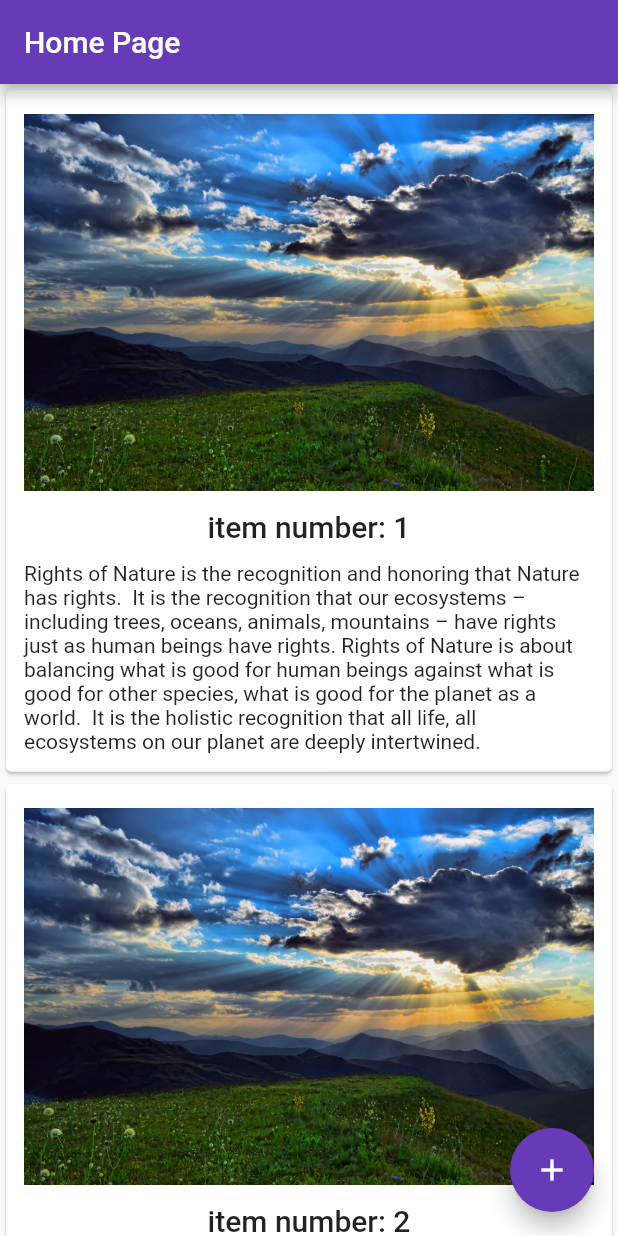
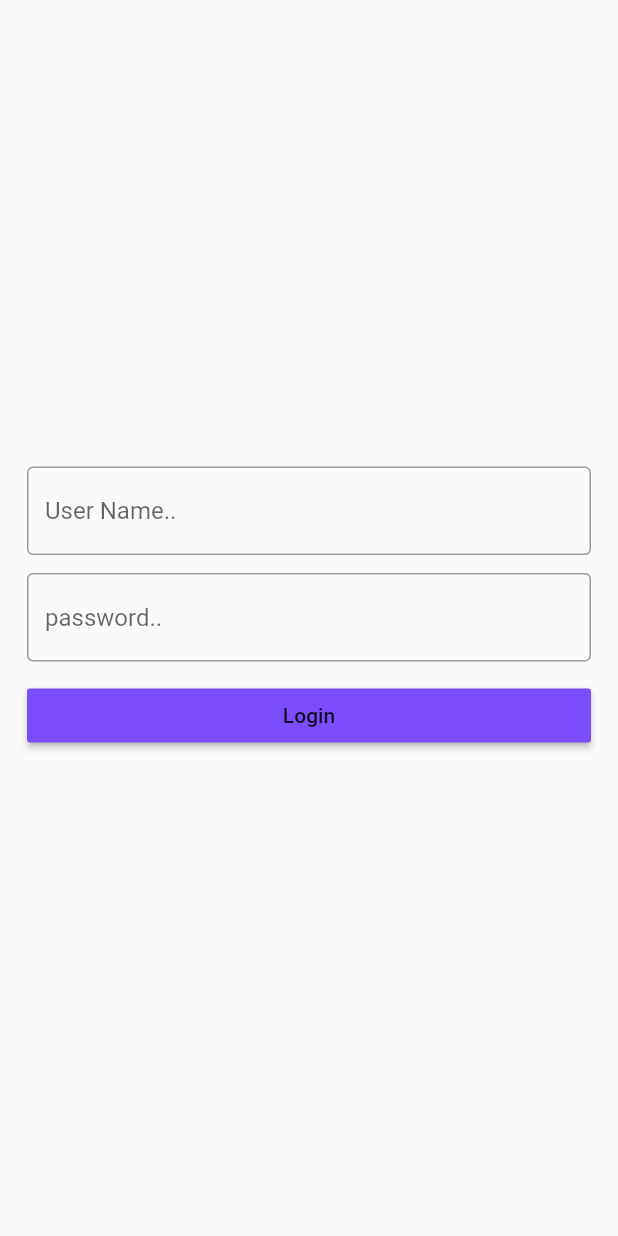
Before and after one commit to IslamLotfy/flutter_app, a Flutter app: the screen it shows after launch, on a phone screen of 412 x 824 dp. Run offline on Flutter 3.47's test engine with Material 2 defaults, Android fonts, the phone set to English and light mode, and no system bars.

Commit message:
add EditText and Navigation between login and home screen

```diff
--- /dev/null
+++ b/lib/Login.dart
@@ -0,0 +1,67 @@
+import 'package:flutter/cupertino.dart';
+import 'package:flutter/material.dart';
+import 'package:flutterapp/main.dart';
+
+void main() {
+  runApp(MyApp());
+}
+
+class MyApp extends StatelessWidget {
+  // This widget is the root of your application.
+  @override
+  Widget build(BuildContext context) {
+    return MaterialApp(
+      title: 'Flutter Demo',
+      theme: ThemeData(
+        primarySwatch: Colors.deepPurple,
+        visualDensity: VisualDensity.adaptivePlatformDensity,
+      ),
+      home: LoginPage(),
+    );
+  }
+}
+
+class LoginPage extends StatefulWidget {
+  @override
+  State<LoginPage> createState() => _MyLoginState();
+}
+
+class _MyLoginState extends State<LoginPage> {
+  @override
+  Widget build(BuildContext context) {
+    return Scaffold(
+      body: Center(
+        child: Column(
+          mainAxisAlignment: MainAxisAlignment.center,
+          children: <Widget>[
+            Padding(
+                padding: EdgeInsets.fromLTRB(18.0, 0.0, 18.0, 12.0),
+                child: TextField(
+                  decoration: InputDecoration(
+                      border: OutlineInputBorder(), hintText: 'User Name..'),
+                )),
+            Padding(
+                padding: EdgeInsets.fromLTRB(18.0, 0.0, 18.0, 12.0),
+                child: TextField(
+                  obscureText: true,
+                  decoration: InputDecoration(
+                      border: OutlineInputBorder(), hintText: 'password..'),
+                )),
+            Padding(
+                padding: EdgeInsets.fromLTRB(18.0, 0.0, 18.0, 12.0),
+                child: MaterialButton(
+                  color: Colors.deepPurpleAccent,
+                  onPressed: () {
+                    // Navigate back to first route when tapped.
+                    Navigator.push(context,
+                        MaterialPageRoute(builder: (context) => MyHomePage()));
+                  },
+                  child: Text('Login'),
+                  minWidth: double.maxFinite,
+                ))
+          ],
+        ),
+      ),
+    );
+  }
+}
--- a/lib/main.dart
+++ b/lib/main.dart
@@ -3,51 +3,9 @@ import 'package:flutter/material.dart';
 
 import 'Gallery.dart';
 
-void main() {
-  runApp(MyApp());
-}
 
-class MyApp extends StatelessWidget {
-  // This widget is the root of your application.
-  @override
-  Widget build(BuildContext context) {
-    return MaterialApp(
-      title: 'Flutter Demo',
-      theme: ThemeData(
-        // This is the theme of your application.
-        //
-        // Try running your application with "flutter run". You'll see the
-        // application has a blue toolbar. Then, without quitting the app, try
-        // changing the primarySwatch below to Colors.green and then invoke
-        // "hot reload" (press "r" in the console where you ran "flutter run",
-        // or simply save your changes to "hot reload" in a Flutter IDE).
-        // Notice that the counter didn't reset back to zero; the application
-        // is not restarted.
-        primarySwatch: Colors.deepPurple,
-        // This makes the visual density adapt to the platform that you run
-        // the app on. For desktop platforms, the controls will be smaller and
-        // closer together (more dense) than on mobile platforms.
-        visualDensity: VisualDensity.adaptivePlatformDensity,
-      ),
-      home: MyHomePage(title: 'Home Page'),
-    );
-  }
-}
 
 class MyHomePage extends StatefulWidget {
-  MyHomePage({Key key, this.title}) : super(key: key);
-
-  // This widget is the home page of your application. It is stateful, meaning
-  // that it has a State object (defined below) that contains fields that affect
-  // how it looks.
-
-  // This class is the configuration for the state. It holds the values (in this
-  // case the title) provided by the parent (in this case the App widget) and
-  // used by the build method of the State. Fields in a Widget subclass are
-  // always marked "final".
-
-  final String title;
-
   @override
   _MyHomePageState createState() => _MyHomePageState();
 }
@@ -75,11 +33,6 @@ class _MyHomePageState extends State<MyHomePage> {
     // fast, so that you can just rebuild anything that needs updating rather
     // than having to individually change instances of widgets.
     return Scaffold(
-      appBar: AppBar(
-        // Here we take the value from the MyHomePage object that was created by
-        // the App.build method, and use it to set our appbar title.
-        title: Text(widget.title),
-      ),
       body: Gallery(),
 //      body: Center(
 //        // Center is a layout widget. It takes a single child and positions it
```
